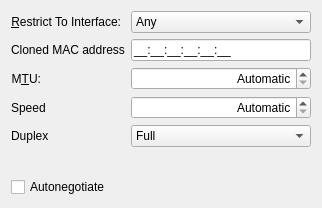
Old version of the form libs/ui/wired.ui in the repository KDE/networkmanagement.
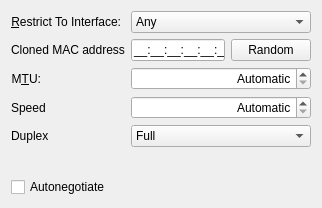
New version of the form. Custom widgets are drawn as their Qt base class.

Commit message: represent MAC addresses binary internally, only convert them to strings for UI. Add random MAC address generator for MAC spoofing Use permanentHardwareAddress() for interface restriction to avoid confusion with MAC spoofing

```diff
--- a/libs/ui/wired.ui
+++ b/libs/ui/wired.ui
@@ -57,19 +57,6 @@
        </property>
       </widget>
      </item>
-     <item row="1" column="1">
-      <widget class="KLineEdit" name="clonedMacAddress">
-       <property name="toolTip">
-        <string>Custom MAC address for the hardware to use</string>
-       </property>
-       <property name="whatsThis">
-        <string>The MAC address entered here will be used as hardware address for the network device this connection is activated on. This feature is known as MAC cloning or spoofing.</string>
-       </property>
-       <property name="inputMask">
-        <string>HH:HH:HH:HH:HH:HH;_</string>
-       </property>
-      </widget>
-     </item>
      <item row="2" column="0">
       <widget class="QLabel" name="label_2">
        <property name="toolTip">
@@ -176,6 +163,36 @@
        </item>
       </widget>
      </item>
+     <item row="1" column="1">
+      <layout class="QHBoxLayout" name="horizontalLayout">
+       <item>
+        <widget class="KLineEdit" name="clonedMacAddress">
+         <property name="toolTip">
+          <string>Custom MAC address for the hardware to use</string>
+         </property>
+         <property name="whatsThis">
+          <string>The MAC address entered here will be used as hardware address for the network device this connection is activated on. This feature is known as MAC cloning or spoofing.</string>
+         </property>
+         <property name="inputMask">
+          <string>HH:HH:HH:HH:HH:HH;_</string>
+         </property>
+        </widget>
+       </item>
+       <item>
+        <widget class="KPushButton" name="clonedMacAddressRandom">
+         <property name="sizePolicy">
+          <sizepolicy hsizetype="Fixed" vsizetype="Fixed">
+           <horstretch>0</horstretch>
+           <verstretch>0</verstretch>
+          </sizepolicy>
+         </property>
+         <property name="text">
+          <string>Random</string>
+         </property>
+        </widget>
+       </item>
+      </layout>
+     </item>
     </layout>
    </item>
    <item>
@@ -218,6 +235,11 @@
    <extends>QSpinBox</extends>
    <header>knuminput.h</header>
   </customwidget>
+  <customwidget>
+   <class>KPushButton</class>
+   <extends>QPushButton</extends>
+   <header>kpushbutton.h</header>
+  </customwidget>
   <customwidget>
    <class>KLineEdit</class>
    <extends>QLineEdit</extends>
```
The commit also changes 20 other files.
